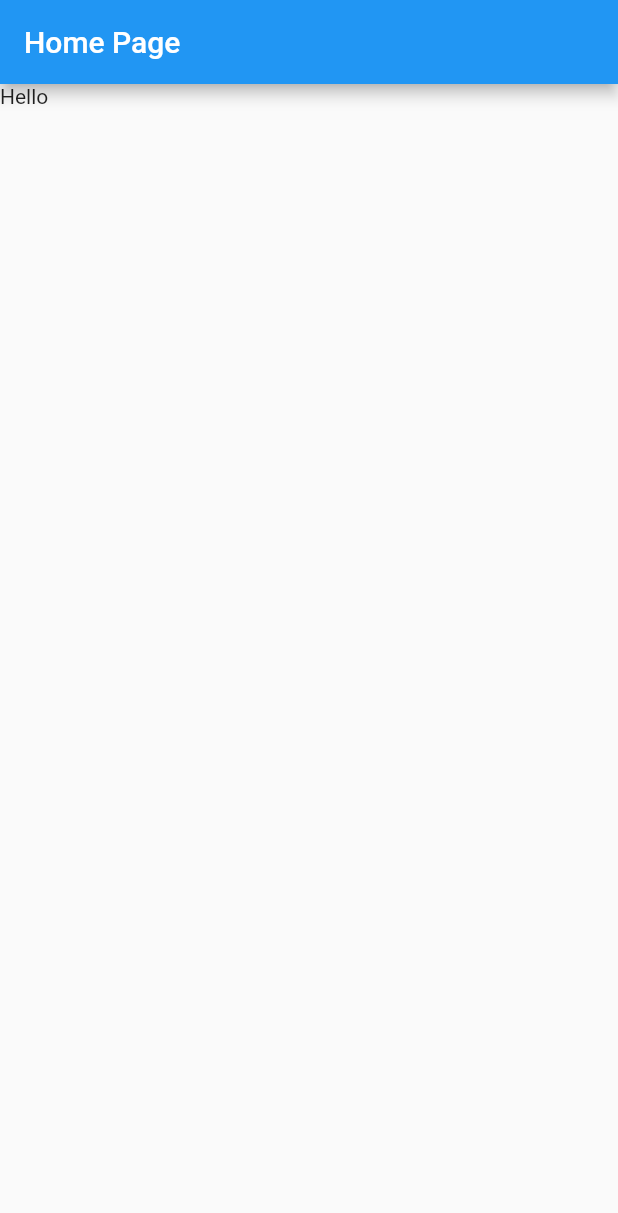
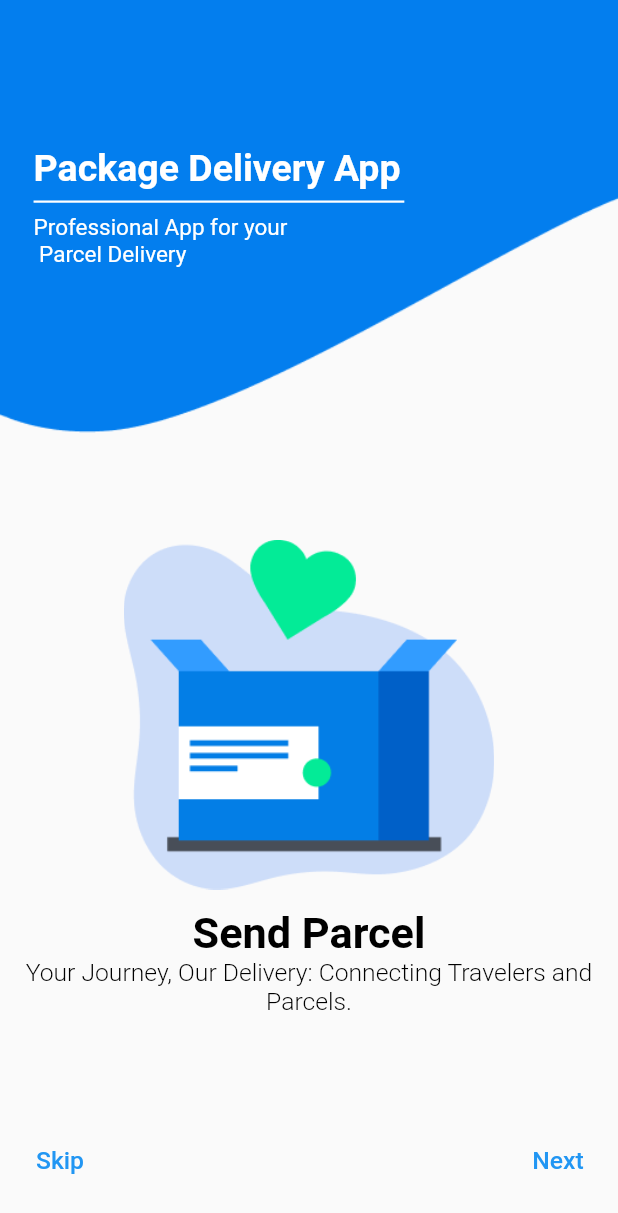
Before and after one commit to Ch-Muhammad-Tahir/Parcel-connect-, a Flutter app: the screen it shows after launch, on a phone screen of 412 x 824 dp. Shown: the top 1213 px of the screen. Run offline on Flutter 3.47's test engine with Material 2 defaults, Android fonts, the phone set to English and light mode, and no system bars; our stand-ins replace device_preview.

```diff
--- a/lib/main.dart
+++ b/lib/main.dart
@@ -1,8 +1,24 @@
+import 'package:device_preview/device_preview.dart';
 import 'package:flutter/material.dart';
-import 'package:fyp_project/views/home_page/home_screen.dart';
+import 'package:fyp_project/providers/on_boarding_provider.dart';
+import 'package:fyp_project/views/on_boarding_screen/custom_on_boarding_view/custom_on_boardibg_view.dart';
+import 'package:fyp_project/views/on_boarding_screen/onboarding_main_screen.dart';
+import 'package:fyp_project/views/splash_screen/splash_screen.dart';
+import 'package:provider/provider.dart';
 
 void main(List<String> args) {
-  runApp(const MaterialApp(
-    home: HomePageScreenWidget(),
+  runApp(MultiProvider(
+    providers: [
+      ChangeNotifierProvider<OnBoardingProvier>(
+          create: (context) => OnBoardingProvier()),
+    ],
+    child: DevicePreview(
+      builder: (BuildContext context) => MaterialApp(
+        useInheritedMediaQuery: true,
+        locale: DevicePreview.locale(context),
+        builder: DevicePreview.appBuilder,
+        home: SplashScreen(),
+      ),
+    ),
   ));
 }
--- /dev/null
+++ b/lib/providers/on_boarding_provider.dart
@@ -0,0 +1,9 @@
+import 'package:flutter/material.dart';
+import 'package:fyp_project/utils/app_constant.dart';
+
+class OnBoardingProvier extends ChangeNotifier {
+  var topTopShape = AppConstants.onboardingTopShapes;
+  var centerImages = AppConstants.onboardCenterTopShapes;
+  var title = AppConstants.title;
+  var discription = AppConstants.discriptions;
+}
--- /dev/null
+++ b/lib/utils/app_assets.dart
@@ -0,0 +1,13 @@
+class AppAssets {
+  //--------------------- Muhammad Tahir----------------------------------------
+  static String splashIcon = "assets/images/logo.png";
+
+  //----------------    on Boarding Screen      --------------------------------
+  static String shape1 = "assets/onboarding_icons/Shape 1.png";
+  static String shape2 = "assets/onboarding_icons/Shape 2.png";
+  static String shape3 = "assets/onboarding_icons/Shape 3.png";
+  static String trackIcon = "assets/onboarding_icons/Track Order.png";
+  static String getOrderIcon = "assets/onboarding_icons/Get your order.png";
+
+  //--------------------- Muhammaf Moazam Ali-----------------------------------
+}
--- a/lib/utils/app_constant.dart
+++ b/lib/utils/app_constant.dart
@@ -0,0 +1,24 @@
+import 'package:fyp_project/utils/app_assets.dart';
+
+class AppConstants {
+  static List<String> title = [
+    "Send Parcel",
+    "Track Parcel !!",
+    "Share happiness"
+  ];
+  static List<String> discriptions = [
+    "Your Journey, Our Delivery: Connecting Travelers and Parcels.",
+    "Track You order, Any Time.",
+    "Sharing Journeys, Delivering Parcels: Connect. Carry. Deliver.",
+  ];
+  static List<String> onboardingTopShapes = [
+    AppAssets.shape1,
+    AppAssets.shape2,
+    AppAssets.shape3,
+  ];
+  static List<String> onboardCenterTopShapes = [
+    AppAssets.getOrderIcon,
+    AppAssets.trackIcon,
+    AppAssets.getOrderIcon,
+  ];
+}
--- /dev/null
+++ b/lib/utils/app_strings.dart
@@ -0,0 +1,5 @@
+class AppStrings {
+  static String deliveryApp = "Package Delivery App";
+  static String onboaringScreenText =
+      "Professional App for your \n Parcel Delivery";
+}
--- /dev/null
+++ b/lib/utils/media_query.dart
@@ -0,0 +1,59 @@
+import 'package:flutter/material.dart';
+
+class GetScreenSize {
+  // final Widget mobile;
+  // final Widget tablet;
+  // final Widget desktop;
+  // const GetScreenSize({
+  //   Key? key,
+  //   required this.desktop,
+  //   required this.mobile,
+  //   required this.tablet,
+  // }) ;
+  // static bool isMobile(BuildContext context) =>
+  //     MediaQuery.of(context).size.width < 650;
+
+  // /// tablet >= 650
+  // static bool isTablet(BuildContext context) =>
+  //     MediaQuery.of(context).size.width >= 650;
+
+  // ///desktop >= 1100
+  // static bool isDesktop(BuildContext context) =>
+  //     MediaQuery.of(context).size.width >= 1100;
+
+  static Size getScreenSize(BuildContext context) {
+    // if (MediaQuery.of(context).size.width > 1000) {
+    //   return MediaQuery.of(context).size / 3;
+    // } else if (MediaQuery.of(context).size.width > 500 &&
+    //     MediaQuery.of(context).size.width < 1000) {
+    //   return MediaQuery.of(context).size / 2;
+    // }
+    return MediaQuery.of(context).size;
+  }
+
+  static double getScreenWidth(BuildContext context) {
+    if (MediaQuery.sizeOf(context).width > 1200) {
+      return MediaQuery.sizeOf(context).width / 3;
+    }
+    if (MediaQuery.sizeOf(context).width > 600 &&
+        MediaQuery.sizeOf(context).width <= 1200) {
+      return MediaQuery.sizeOf(context).width / 2;
+    }
+    return MediaQuery.sizeOf(context).width;
+  }
+
+  static double getScreenHeight(BuildContext context) {
+    if (MediaQuery.sizeOf(context).height > 1200) {
+      return MediaQuery.sizeOf(context).height / 3;
+    }
+    if (MediaQuery.sizeOf(context).height > 500 &&
+        MediaQuery.sizeOf(context).height < 800) {
+      return MediaQuery.sizeOf(context).height / 2;
+    }
+    return MediaQuery.of(context).size.height;
+  }
+
+  static Orientation getScreenOrienation(BuildContext context) {
+    return MediaQuery.of(context).orientation;
+  }
+}
--- a/lib/views/home_page/home_screen.dart
+++ b/lib/views/home_page/home_screen.dart
@@ -5,8 +5,9 @@ class HomePageScreenWidget extends StatelessWidget {
 
   @override
   Widget build(BuildContext context) {
+    double screenWith = MediaQuery.sizeOf(context).width;
     return Scaffold(
-      appBar: AppBar(title: const Text("Home Page")),
+      appBar: AppBar(title: Text("With of Screen is $screenWith")),
       body: const Column(children: [Text("Hello")]),
     );
   }
--- /dev/null
+++ b/lib/views/on_boarding_screen/custom_on_boarding_view/custom_on_boardibg_view.dart
@@ -0,0 +1,101 @@
+import 'package:flutter/material.dart';
+import 'package:fyp_project/utils/app_assets.dart';
+import 'package:fyp_project/utils/media_query.dart';
+import 'package:fyp_project/views/on_boarding_screen/onboarding_widget/on_boarding_top_text.dart';
+import 'package:fyp_project/widgets/custom_text.dart';
+
+class CustomOnBoaringViewWidget extends StatefulWidget {
+  final String topShapeImage;
+  final String centerImage;
+  final String title;
+  final String discriptions;
+
+  final bool showBlueText;
+  final bool showTopContainer;
+  final bool showWhiteText;
+
+  const CustomOnBoaringViewWidget(
+      {super.key,
+      required this.topShapeImage,
+      required this.centerImage,
+      required this.showBlueText,
+      required this.title,
+      required this.discriptions,
+      required this.showWhiteText,
+      required this.showTopContainer});
+
+  @override
+  State<CustomOnBoaringViewWidget> createState() =>
+      _CustomOnBoaringViewWidgetState();
+}
+
+class _CustomOnBoaringViewWidgetState extends State<CustomOnBoaringViewWidget> {
+  @override
+  Widget build(BuildContext context) {
+    final screenWidth = GetScreenSize.getScreenWidth(context);
+    return SafeArea(
+      child: Scaffold(
+        body: Column(children: [
+          SizedBox(
+            width: GetScreenSize.getScreenWidth(context),
+            child: Stack(
+              children: [
+                if (widget.showTopContainer)
+                  Container(
+                    height: screenWidth * 0.7,
+                    width: screenWidth,
+                    decoration: BoxDecoration(
+                        //color: Colors.amber,
+                        image: DecorationImage(
+                            fit: BoxFit.fill,
+                            image: AssetImage(widget.topShapeImage))),
+                  ),
+                if (widget.showBlueText)
+                  Image.asset(
+                    AppAssets.shape2,
+                  ),
+                if (widget.showWhiteText)
+                  Positioned(
+                    width: screenWidth * 0.63,
+                    bottom: 110,
+                    left: 10,
+                    child: const OnBoardingTopText(textColor: Colors.white),
+                  )
+              ],
+            ),
+          ),
+          if (widget.showBlueText)
+            Align(
+              alignment: Alignment.centerLeft,
+              child: SizedBox(
+                  width: screenWidth * 0.7,
+                  child: const OnBoardingTopText(textColor: Colors.blue)),
+            ),
+          const Expanded(child: SizedBox()),
+          Image.asset(
+            widget.centerImage,
+            height: screenWidth * 0.6,
+            width: screenWidth * 0.6,
+          ),
+          const SizedBox(
+            height: 5,
+          ),
+          CustomText(
+              text: widget.title,
+              color: Colors.black,
+              size: screenWidth * 0.07,
+              maxline: 1,
+              fontWeight: FontWeight.w700),
+          CustomText(
+              text: widget.discriptions,
+              color: Colors.black,
+              size: screenWidth * 0.04,
+              maxline: 4,
+              align: TextAlign.center,
+              fontWeight: FontWeight.w300),
+          const Expanded(child: SizedBox()),
+        ]),
+      ),
+    );
+  }
+}
--- /dev/null
+++ b/lib/views/on_boarding_screen/onboarding_main_screen.dart
@@ -0,0 +1,134 @@
+import 'package:flutter/material.dart';
+import 'package:fyp_project/providers/on_boarding_provider.dart';
+import 'package:fyp_project/views/home_page/home_screen.dart';
+import 'package:provider/provider.dart';
+
+import '../../utils/media_query.dart';
+import '../../widgets/custom_text.dart';
+import 'custom_on_boarding_view/custom_on_boardibg_view.dart';
+
+class OnBoardingMainScreen extends StatefulWidget {
+  const OnBoardingMainScreen({super.key});
+
+  @override
+  State<OnBoardingMainScreen> createState() => _OnBoardingMainScreenState();
+}
+
+class _OnBoardingMainScreenState extends State<OnBoardingMainScreen> {
+  bool showBlueText = false;
+  bool showWhiteText = false;
+  bool showTopContainer = false;
+  late PageController onBoardingPageContorller;
+  int currentPage = 0;
+  @override
+  void initState() {
+    onBoardingPageContorller = PageController(initialPage: 0);
+    super.initState();
+  }
+
+  @override
+  void dispose() {
+    onBoardingPageContorller.dispose();
+
+    super.dispose();
+  }
+
+  @override
+  Widget build(BuildContext context) {
+    return SafeArea(
+      child: Scaffold(
+        body: Column(
+          children: [
+            SizedBox(
+              width: double.infinity,
+              height: GetScreenSize.getScreenWidth(context) * 1.8,
+              child: Consumer<OnBoardingProvier>(
+                builder: (context, provider, child) {
+                  return PageView.builder(
+                      scrollDirection: Axis.horizontal,
+                      controller: onBoardingPageContorller,
+                      itemCount: provider.title.length,
+                      itemBuilder: (context, index) {
+                        print(index);
+                        if (index == 0) {
+                          showWhiteText = true;
+                          showTopContainer = true;
+                        } else {
+                          showWhiteText = false;
+                          showTopContainer = false;
+                        }
+
+                        if (index == 1) {
+                          showBlueText = true;
+                        } else {
+                          showBlueText = false;
+                        }
+                        if (index == 2) {
+                          showTopContainer = true;
+                        }
+                        // if (index == 1) {
+                        //   showBlueText = true;
+                        // } else {
+                        //   showBlueText = false;
+                        // }
+                        // if (index == 0) {
+                        //   showWhiteText = true;
+                        // } else {
+                        //   showWhiteText = false;
+                        // }
+
+                        return CustomOnBoaringViewWidget(
+                          showTopContainer: showTopContainer,
+                          showWhiteText: showWhiteText,
+                          centerImage: provider.centerImages[index],
+                          showBlueText: showBlueText,
+                          topShapeImage: provider.topTopShape[index],
+                          discriptions: provider.discription[index],
+                          title: provider.title[index],
+                        );
+                      });
+                },
+              ),
+            ),
+            Padding(
+              padding: const EdgeInsets.all(8.0),
+              child: Row(
+                mainAxisAlignment: MainAxisAlignment.spaceBetween,
+                children: [
+                  TextButton(
+                      onPressed: () {
+                        Navigator.pushReplacement(
+                          context,
+                          MaterialPageRoute(
+                              builder: (context) =>
+                                  const HomePageScreenWidget()),
+                        );
+                      },
+                      child: CustomText(
+                          text: "Skip",
+                          color: Colors.blue,
+                          size: GetScreenSize.getScreenWidth(context) * 0.04,
+                          maxline: 1,
+                          fontWeight: FontWeight.w500)),
+                  TextButton(
+                      onPressed: () {
+                        onBoardingPageContorller.nextPage(
+                          duration: const Duration(milliseconds: 500),
+                          curve: Curves.easeInOut,
+                        );
+                      },
+                      child: CustomText(
+                          text: "Next",
+                          color: Colors.blue,
+                          size: GetScreenSize.getScreenWidth(context) * 0.04,
+                          maxline: 1,
+                          fontWeight: FontWeight.w500)),
+                ],
+              ),
+            )
+          ],
+        ),
+      ),
+    );
+  }
+}
--- /dev/null
+++ b/lib/views/on_boarding_screen/onboarding_widget/on_boarding_top_text.dart
@@ -0,0 +1,36 @@
+import 'package:flutter/material.dart';
+import 'package:fyp_project/utils/media_query.dart';
+
+import '../../../utils/app_strings.dart';
+import '../../../widgets/custom_text.dart';
+
+class OnBoardingTopText extends StatelessWidget {
+  final Color textColor;
+  const OnBoardingTopText({super.key, required this.textColor});
+
+  @override
+  Widget build(BuildContext context) {
+    return Padding(
+      padding:
+          EdgeInsets.only(left: GetScreenSize.getScreenWidth(context) * 0.03),
+      child: Column(crossAxisAlignment: CrossAxisAlignment.start, children: [
+        CustomText(
+            text: AppStrings.deliveryApp,
+            color: textColor,
+            size: 25,
+            maxline: 1,
+            fontWeight: FontWeight.w700),
+        Divider(
+          thickness: 1.5,
+          color: textColor,
+        ),
+        CustomText(
+            text: AppStrings.onboaringScreenText,
+            color: textColor,
+            size: 15,
+            maxline: 2,
+            fontWeight: FontWeight.w400)
+      ]),
+    );
+  }
+}
--- a/lib/views/splash_screen/splash_screen.dart
+++ b/lib/views/splash_screen/splash_screen.dart
@@ -0,0 +1,34 @@
+import 'dart:async';
+
+import 'package:flutter/material.dart';
+import 'package:fyp_project/views/home_page/home_screen.dart';
+
+import '../../utils/app_assets.dart';
+import '../on_boarding_screen/onboarding_main_screen.dart';
+
+class SplashScreen extends StatefulWidget {
+  const SplashScreen({super.key});
+
+  @override
+  _SplashScreen createState() => _SplashScreen();
+}
+
+class _SplashScreen extends State<SplashScreen> {
+  @override
+  void initState() {
+    super.initState();
+    Timer(
+        const Duration(seconds: 3),
+        () => Navigator.pushReplacement(
+            context,
+            MaterialPageRoute(
+                builder: (context) => const OnBoardingMainScreen())));
+  }
+
+  @override
+  Widget build(BuildContext context) {
+    return Scaffold(
+        backgroundColor: Colors.blue,
+        body: Center(child: Image.asset(AppAssets.splashIcon)));
+  }
+}
--- /dev/null
+++ b/lib/widgets/custom_text.dart
@@ -0,0 +1,40 @@
+import 'package:flutter/material.dart';
+
+class CustomText extends StatefulWidget {
+  final String text;
+  final Color color;
+  final double size;
+  final int maxline;
+  final TextAlign? align;
+  final FontWeight fontWeight;
+  const CustomText(
+      {super.key,
+      required this.text,
+      required this.color,
+      required this.size,
+      required this.maxline,
+      required this.fontWeight,
+      this.align});
+  @override
+  State<CustomText> createState() => _CustomTextState();
+}
+
+class _CustomTextState extends State<CustomText> {
+  @override
+  Widget build(BuildContext context) {
+    return Text(
+      textAlign: widget.align,
+      widget.text,
+      maxLines: widget.maxline,
+      softWrap: true, // Enable line wrapping
+      overflow: TextOverflow.ellipsis,
+      style: TextStyle(
+        overflow: TextOverflow.ellipsis,
+        color: widget.color,
+        fontSize: widget.size,
+        fontWeight: widget.fontWeight,
+      ),
+    );
+    //
+  }
+}
```
Also changed, not shown: pubspec.yaml (+7 -7 lines), assets/images/logo.png (added), assets/onboarding_icons/Get your order.png (added), assets/onboarding_icons/Get your order@2x.png (added), assets/onboarding_icons/Shape 1.png (added), assets/onboarding_icons/Shape 2.png (added), assets/onboarding_icons/Shape 3.png (added), assets/onboarding_icons/Track Order.png (added), pubspec.lock, 1 other file.
